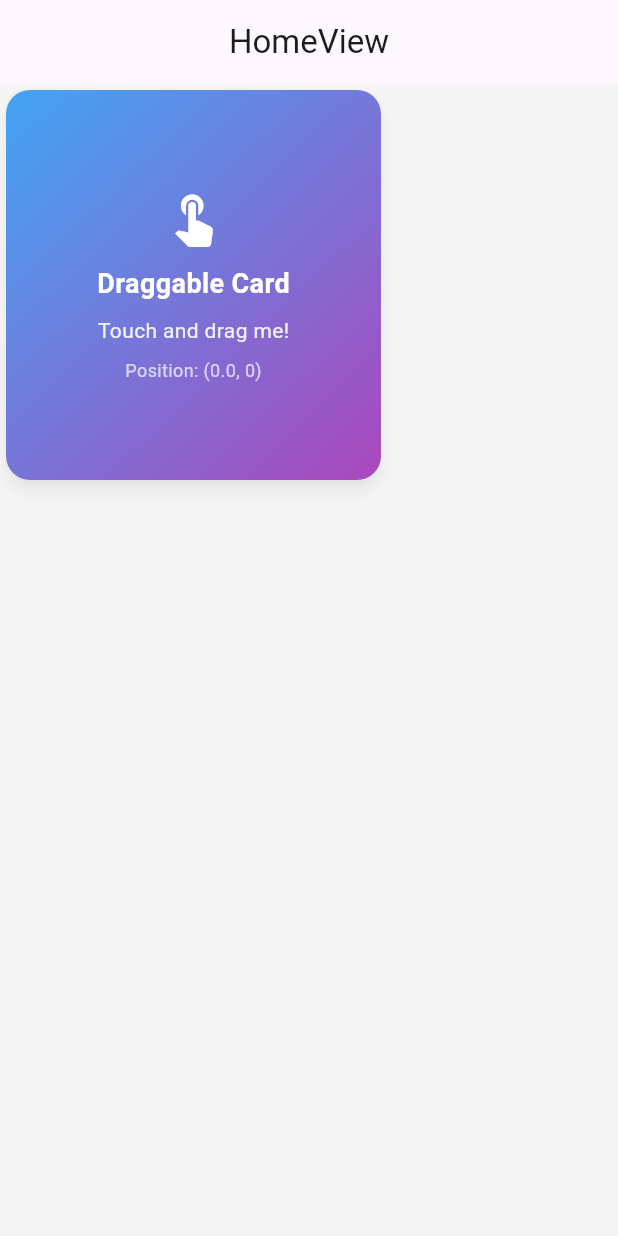
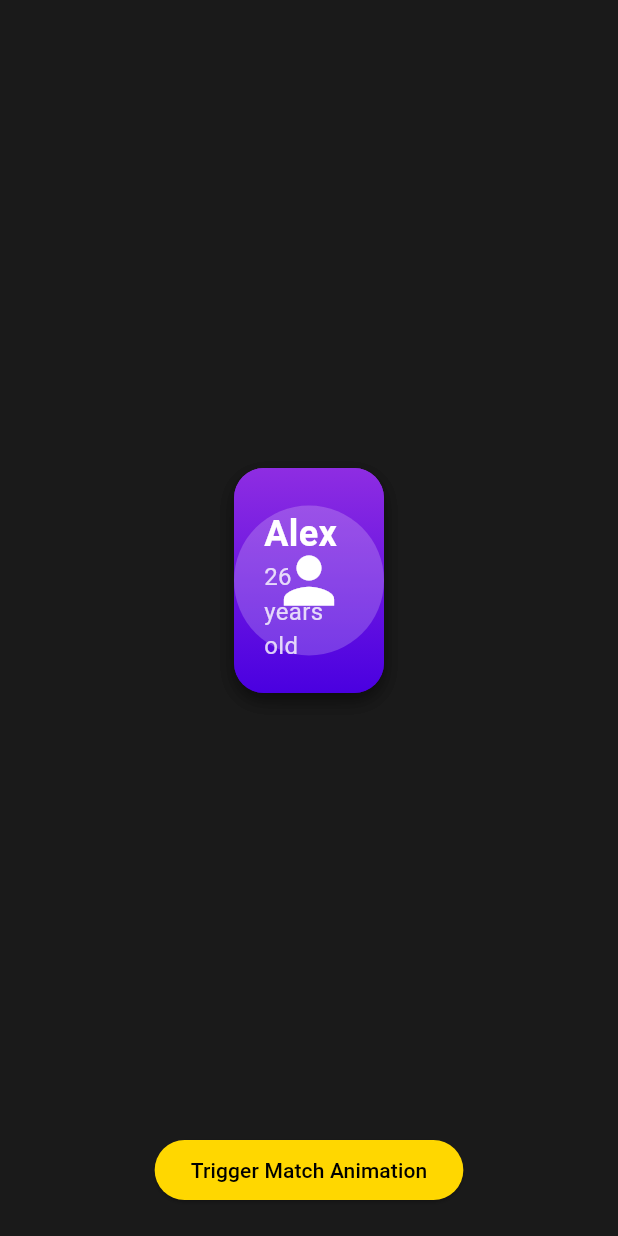
Before and after one commit to MD-Redwan-Ul-Abir/fluter_widget_practice, a Flutter app: the screen it shows after launch, on a phone screen of 412 x 824 dp. Run offline on Flutter 3.47's test engine with Material 3 defaults, Android fonts, the phone set to English and light mode, and no system bars; our stand-ins replace get.

Commit message:
match animation added

```diff
--- /dev/null
+++ b/lib/app/modules/matchAnimation/views/match_animation_view.dart
@@ -0,0 +1,356 @@
+import 'package:flutter/material.dart';
+import 'package:get/get.dart';
+import 'dart:math' as math;
+
+import '../controllers/match_animation_controller.dart';
+
+class MatchAnimationView extends GetView<MatchAnimationController> {
+  const MatchAnimationView({super.key});
+
+  @override
+  Widget build(BuildContext context) {
+    return Scaffold(
+      backgroundColor: Color(0xFF1a1a1a),
+
+      body: GetBuilder<MatchAnimationController>(
+        builder: (controller) {
+          return Stack(
+            children: [
+              // Fireworks layer
+              if (controller.showMatch)
+                AnimatedBuilder(
+                  animation: controller.fireworksAnimation,
+                  builder: (context, child) {
+                    return CustomPaint(
+                      painter: FireworksPainter(controller.fireworks, controller.fireworksAnimation.value),
+                      size: Size.infinite,
+                    );
+                  },
+                ),
+
+              // Main content
+              Center(
+                child: Column(
+                  mainAxisAlignment: MainAxisAlignment.center,
+                  children: [
+                    // Cards stack
+                    Container(
+                      height: 400,
+                      width: 280,
+                      child: Stack(
+                        alignment: Alignment.center,
+                        children: [
+                          // Card 1 (Background card) - Sarah going right and up
+                          AnimatedBuilder(
+                            animation: controller.cardAnimationController,
+                            builder: (context, child) {
+                              return Transform.translate(
+                                offset: Offset(controller.card1XAnimation.value, controller.card2YAnimation.value),
+                                child: Transform.rotate(
+                                  angle: controller.card1RotationAnimation.value,
+                                  child: ProfileCard(
+                                    image: 'assets/woman.jpg',
+                                    name: 'Sarah',
+                                    age: 24,
+                                  ),
+                                ),
+                              );
+                            },
+                          ),
+
+                          // Card 2 (Foreground card) - Alex going left
+                          AnimatedBuilder(
+                            animation: controller.cardAnimationController,
+                            builder: (context, child) {
+                              return Transform.translate(
+                                offset: Offset(controller.card2XAnimation.value, 0),
+                                child: Transform.rotate(
+                                  angle: controller.card2RotationAnimation.value,
+                                  child: ProfileCard(
+                                    image: 'assets/man.jpg',
+                                    name: 'Alex',
+                                    age: 26,
+                                  ),
+                                ),
+                              );
+                            },
+                          ),
+                        ],
+                      ),
+                    ),
+
+                    SizedBox(height: 20),
+
+                    // Match text
+                    if (controller.showMatch)
+                      AnimatedBuilder(
+                        animation: controller.textController,
+                        builder: (context, child) {
+                          return Opacity(
+                            opacity: controller.textFadeAnimation.value,
+                            child: Transform.scale(
+                              scale: controller.textScaleAnimation.value,
+                              child: Column(
+                                children: [
+                                  Text(
+                                    'Congratulations',
+                                    style: TextStyle(
+                                      fontSize: 32,
+                                      fontWeight: FontWeight.bold,
+                                      color: Color(0xFFFFD700),
+                                    ),
+                                  ),
+                                  SizedBox(height: 8),
+                                  Text(
+                                    'It\'s a match',
+                                    style: TextStyle(
+                                      fontSize: 18,
+                                      color: Colors.white70,
+                                    ),
+                                  ),
+                                ],
+                              ),
+                            ),
+                          );
+                        },
+                      ),
+
+                    SizedBox(height: 30),
+
+                    // Buttons
+                    if (controller.showMatch)
+                      AnimatedBuilder(
+                        animation: controller.textController,
+                        builder: (context, child) {
+                          return Opacity(
+                            opacity: controller.textFadeAnimation.value,
+                            child: Column(
+                              children: [
+                                Container(
+                                  width: 300,
+                                  height: 50,
+                                  child: ElevatedButton(
+                                    onPressed: () {},
+                                    style: ElevatedButton.styleFrom(
+                                      backgroundColor: Color(0xFFFFD700),
+                                      foregroundColor: Colors.black,
+                                      shape: RoundedRectangleBorder(
+                                        borderRadius: BorderRadius.circular(25),
+                                      ),
+                                    ),
+                                    child: Text(
+                                      'Start Chatting',
+                                      style: TextStyle(
+                                        fontSize: 16,
+                                        fontWeight: FontWeight.bold,
+                                      ),
+                                    ),
+                                  ),
+                                ),
+                                SizedBox(height: 16),
+                                Container(
+                                  width: 300,
+                                  height: 50,
+                                  child: OutlinedButton(
+                                    onPressed: controller.resetAnimation,
+                                    style: OutlinedButton.styleFrom(
+                                      side: BorderSide(color: Color(0xFFFFD700)),
+                                      shape: RoundedRectangleBorder(
+                                        borderRadius: BorderRadius.circular(25),
+                                      ),
+                                    ),
+                                    child: Text(
+                                      'Go Back to Home',
+                                      style: TextStyle(
+                                        fontSize: 16,
+                                        color: Color(0xFFFFD700),
+                                      ),
+                                    ),
+                                  ),
+                                ),
+                              ],
+                            ),
+                          );
+                        },
+                      ),
+                  ],
+                ),
+              ),
+
+              // Trigger button (for demo)
+              if (!controller.showMatch)
+                Positioned(
+                  bottom: 20,
+                  left: 0,
+                  right: 0,
+                  child: Center(
+                    child: ElevatedButton(
+                      onPressed: controller.triggerMatchAnimation,
+                      style: ElevatedButton.styleFrom(
+                        backgroundColor: Color(0xFFFFD700),
+                        foregroundColor: Colors.black,
+                        shape: RoundedRectangleBorder(
+                          borderRadius: BorderRadius.circular(25),
+                        ),
+                      ),
+                      child: Text('Trigger Match Animation'),
+                    ),
+                  ),
+                ),
+            ],
+          );
+        },
+      ),
+    );
+  }
+}
+
+class ProfileCard extends StatelessWidget {
+  final String image;
+  final String name;
+  final int age;
+
+  const ProfileCard({
+    Key? key,
+    required this.image,
+    required this.name,
+    required this.age,
+  }) : super(key: key);
+
+  @override
+  Widget build(BuildContext context) {
+    return Container(
+      width: 100,
+      height: 150,
+      decoration: BoxDecoration(
+        borderRadius: BorderRadius.circular(20),
+        boxShadow: [
+          BoxShadow(
+            color: Colors.black.withOpacity(0.3),
+            blurRadius: 10,
+            offset: Offset(0, 5),
+          ),
+        ],
+      ),
+      child: ClipRRect(
+        borderRadius: BorderRadius.circular(20),
+        child: Stack(
+          fit: StackFit.expand,
+          children: [
+            // Background image placeholder
+            Container(
+              decoration: BoxDecoration(
+                gradient: LinearGradient(
+                  begin: Alignment.topCenter,
+                  end: Alignment.bottomCenter,
+                  colors: [
+                    Color(0xFF8E2DE2),
+                    Color(0xFF4A00E0),
+                  ],
+                ),
+              ),
+            ),
+
+            // Profile image placeholder
+            Center(
+              child: Container(
+                width: 100,
+                height: 100,
+                decoration: BoxDecoration(
+                  color: Colors.white.withOpacity(0.2),
+                  shape: BoxShape.circle,
+                ),
+                child: Icon(
+                  Icons.person,
+                  size: 50,
+                  color: Colors.white,
+                ),
+              ),
+            ),
+
+            // Name and age
+            Positioned(
+              bottom: 20,
+              left: 20,
+              right: 20,
+              child: Column(
+                crossAxisAlignment: CrossAxisAlignment.start,
+                children: [
+                  Text(
+                    name,
+                    style: TextStyle(
+                      fontSize: 24,
+                      fontWeight: FontWeight.bold,
+                      color: Colors.white,
+                    ),
+                  ),
+                  Text(
+                    '$age years old',
+                    style: TextStyle(
+                      fontSize: 16,
+                      color: Colors.white.withOpacity(0.8),
+                    ),
+                  ),
+                ],
+              ),
+            ),
+          ],
+        ),
+      ),
+    );
+  }
+}
+
+class FireworksPainter extends CustomPainter {
+  final List<Firework> fireworks;
+  final double animationValue;
+
+  FireworksPainter(this.fireworks, this.animationValue);
+
+  @override
+  void paint(Canvas canvas, Size size) {
+    for (var firework in fireworks) {
+      final adjustedProgress = math.max(0.0,
+          math.min(1.0, (animationValue - firework.delay) / firework.duration));
+
+      if (adjustedProgress > 0) {
+        _drawFirework(canvas, size, firework, adjustedProgress);
+      }
+    }
+  }
+
+  void _drawFirework(Canvas canvas, Size size, Firework firework, double progress) {
+    final paint = Paint()
+      ..color = firework.color.withOpacity(1.0 - progress)
+      ..style = PaintingStyle.fill;
+
+    final centerX = firework.x * size.width;
+    final centerY = firework.y * size.height;
+    final radius = progress * 80;
+
+    // Draw multiple particles
+    for (int i = 0; i < 12; i++) {
+      final angle = (i * 30) * math.pi / 180;
+      final x = centerX + math.cos(angle) * radius;
+      final y = centerY + math.sin(angle) * radius;
+
+      canvas.drawCircle(
+        Offset(x, y),
+        3.0 * (1.0 - progress),
+        paint,
+      );
+    }
+
+    // Draw center burst
+    canvas.drawCircle(
+      Offset(centerX, centerY),
+      10.0 * progress * (1.0 - progress),
+      paint,
+    );
+  }
+
+  @override
+  bool shouldRepaint(covariant CustomPainter oldDelegate) {
+    return true;
+  }
+}
--- a/lib/app/routes/app_pages.dart
+++ b/lib/app/routes/app_pages.dart
@@ -2,13 +2,15 @@ import 'package:get/get.dart';
 
 import '../modules/home/bindings/home_binding.dart';
 import '../modules/home/views/home_view.dart';
+import '../modules/matchAnimation/bindings/match_animation_binding.dart';
+import '../modules/matchAnimation/views/match_animation_view.dart';
 
 part 'app_routes.dart';
 
 class AppPages {
   AppPages._();
 
-  static const INITIAL = Routes.HOME;
+  static const INITIAL = Routes.MATCH_ANIMATION;
 
   static final routes = [
     GetPage(
@@ -16,5 +18,10 @@ class AppPages {
       page: () => const HomeView(),
       binding: HomeBinding(),
     ),
+    GetPage(
+      name: _Paths.MATCH_ANIMATION,
+      page: () => const MatchAnimationView(),
+      binding: MatchAnimationBinding(),
+    ),
   ];
 }
--- a/lib/app/routes/app_routes.dart
+++ b/lib/app/routes/app_routes.dart
@@ -4,9 +4,11 @@ part of 'app_pages.dart';
 abstract class Routes {
   Routes._();
   static const HOME = _Paths.HOME;
+  static const MATCH_ANIMATION = _Paths.MATCH_ANIMATION;
 }
 
 abstract class _Paths {
   _Paths._();
   static const HOME = '/home';
+  static const MATCH_ANIMATION = '/match-animation';
 }
```
Also changed, not shown: lib/app/modules/matchAnimation/bindings/match_animation_binding.dart (added, +12 -0 lines), lib/app/modules/matchAnimation/controllers/match_animation_controller.dart (added, +174 -0 lines).
